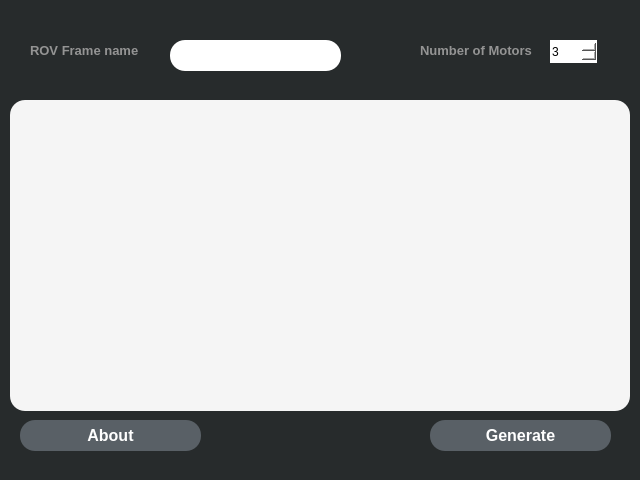
First picture: the form in mainwindow.ui, repository andresR8/ArdusubFrameGenerator, before the edit.
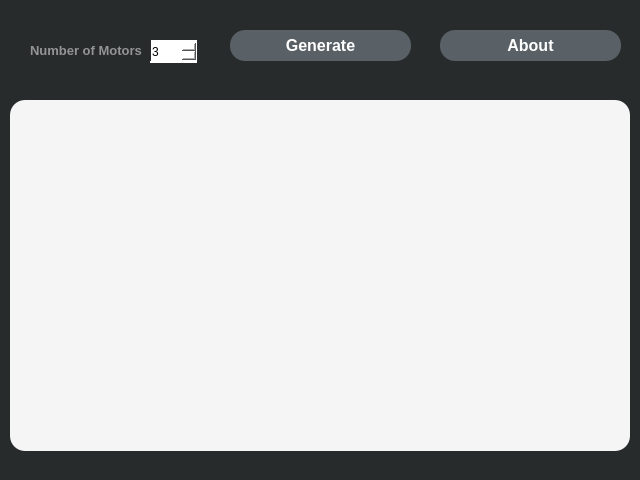
Second picture: the form after the edit. Icons and pictures are not drawn.

Commit message: feat: support for the recent ardusub frame definition

```diff
--- a/mainwindow.ui
+++ b/mainwindow.ui
@@ -44,7 +44,7 @@
     <widget class="QSpinBox" name="spin_motors">
      <property name="geometry">
       <rect>
-       <x>540</x>
+       <x>140</x>
        <y>30</y>
        <width>47</width>
        <height>23</height>
@@ -63,41 +63,10 @@
       <number>3</number>
      </property>
     </widget>
-    <widget class="QLabel" name="label_frame_name">
-     <property name="geometry">
-      <rect>
-       <x>20</x>
-       <y>30</y>
-       <width>131</width>
-       <height>21</height>
-      </rect>
-     </property>
-     <property name="styleSheet">
-      <string notr="true">font-size: 10pt;
-font-weight: bold;
-color: rgb(148, 148, 148);</string>
-     </property>
-     <property name="text">
-      <string>ROV Frame name</string>
-     </property>
-    </widget>
-    <widget class="QTextEdit" name="txtFrameName">
-     <property name="geometry">
-      <rect>
-       <x>160</x>
-       <y>30</y>
-       <width>171</width>
-       <height>31</height>
-      </rect>
-     </property>
-     <property name="styleSheet">
-      <string notr="true">background-color: rgb(255, 255, 255);</string>
-     </property>
-    </widget>
     <widget class="QLabel" name="label_number_motors">
      <property name="geometry">
       <rect>
-       <x>410</x>
+       <x>20</x>
        <y>30</y>
        <width>121</width>
        <height>21</height>
@@ -112,6 +81,48 @@
       <string>Number of Motors</string>
      </property>
     </widget>
+    <widget class="QPushButton" name="btnGenerate">
+     <property name="geometry">
+      <rect>
+       <x>220</x>
+       <y>20</y>
+       <width>181</width>
+       <height>31</height>
+      </rect>
+     </property>
+     <property name="styleSheet">
+      <string notr="true">border: 30px; border-radius:15px;
+background-color: rgb(89, 96, 102);
+font-size: 12pt;
+font-weight: bold;
+color: rgb(255, 255, 255);
+</string>
+     </property>
+     <property name="text">
+      <string>Generate</string>
+     </property>
+    </widget>
+    <widget class="QPushButton" name="btnAbout">
+     <property name="geometry">
+      <rect>
+       <x>430</x>
+       <y>20</y>
+       <width>181</width>
+       <height>31</height>
+      </rect>
+     </property>
+     <property name="styleSheet">
+      <string notr="true">border: 30px; border-radius:15px;
+background-color: rgb(89, 96, 102);
+font-size: 12pt;
+font-weight: bold;
+color: rgb(255, 255, 255);
+</string>
+     </property>
+     <property name="text">
+      <string>About</string>
+     </property>
+    </widget>
    </widget>
    <widget class="QLabel" name="label_background">
     <property name="geometry">
@@ -126,34 +137,13 @@
      <string/>
     </property>
    </widget>
-   <widget class="QPushButton" name="btnGenerate">
-    <property name="geometry">
-     <rect>
-      <x>430</x>
-      <y>420</y>
-      <width>181</width>
-      <height>31</height>
-     </rect>
-    </property>
-    <property name="styleSheet">
-     <string notr="true">border: 30px; border-radius:15px;
-background-color: rgb(89, 96, 102);
-font-size: 12pt;
-font-weight: bold;
-color: rgb(255, 255, 255);
-</string>
-    </property>
-    <property name="text">
-     <string>Generate</string>
-    </property>
-   </widget>
    <widget class="QListWidget" name="motors_list">
     <property name="geometry">
      <rect>
       <x>10</x>
       <y>100</y>
       <width>620</width>
-      <height>311</height>
+      <height>351</height>
      </rect>
     </property>
     <property name="styleSheet">
@@ -165,27 +155,6 @@
      <enum>QListView::Free</enum>
     </property>
    </widget>
-   <widget class="QPushButton" name="btnAbout">
-    <property name="geometry">
-     <rect>
-      <x>20</x>
-      <y>420</y>
-      <width>181</width>
-      <height>31</height>
-     </rect>
-    </property>
-    <property name="styleSheet">
-     <string notr="true">border: 30px; border-radius:15px;
-background-color: rgb(89, 96, 102);
-font-size: 12pt;
-font-weight: bold;
-color: rgb(255, 255, 255);
-</string>
-    </property>
-    <property name="text">
-     <string>About</string>
-    </property>
-   </widget>
    <zorder>label_background</zorder>
    <zorder>frame</zorder>
    <zorder>btnGenerate</zorder>
```
Left out of the diff: 2 changed lines with no effect on the pictures. The commit also changes 5 other files.
